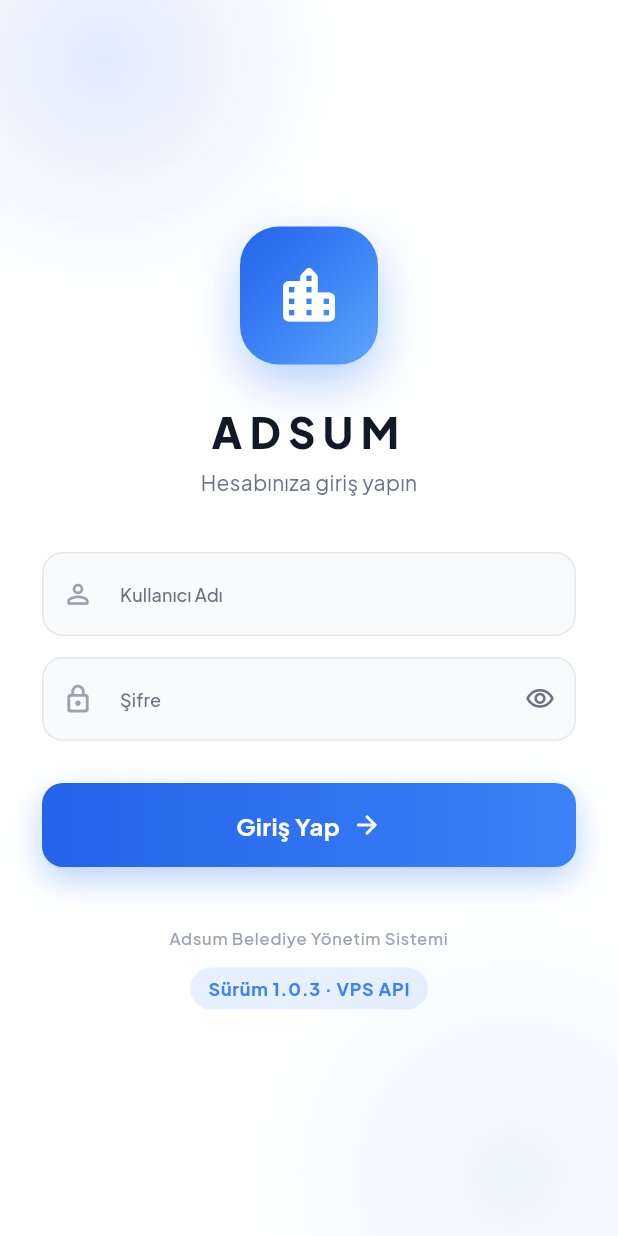
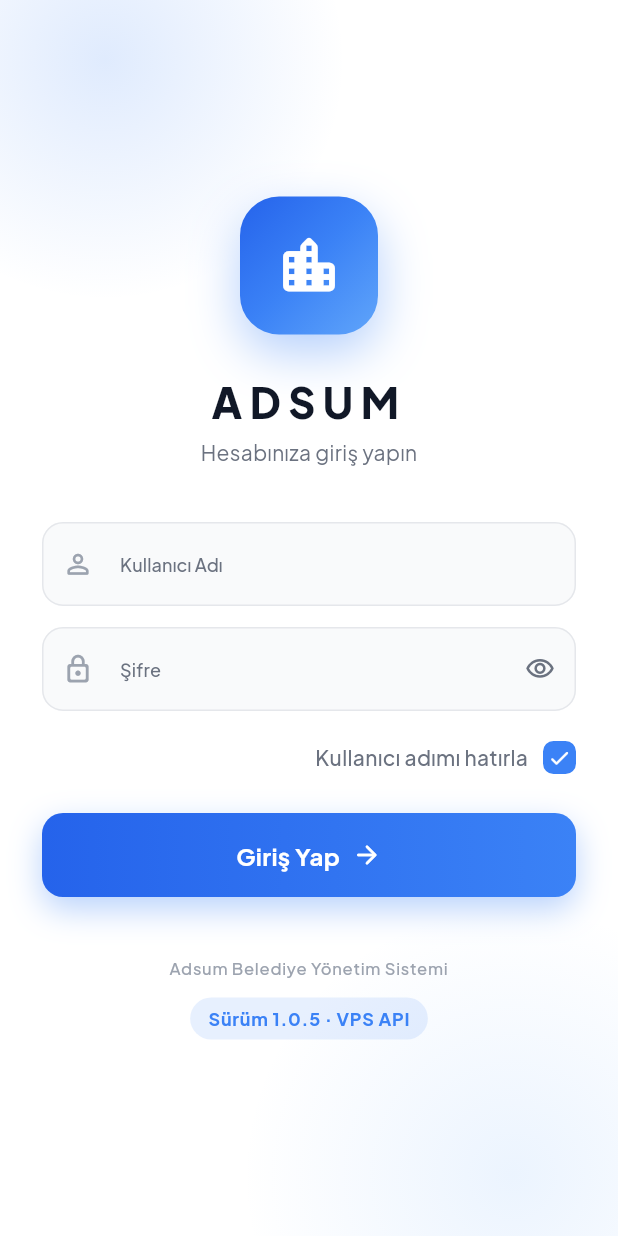
Before and after one commit to 2u3e/AdsumApp, a Flutter app: the screen it shows after launch, on a phone screen of 412 x 824 dp. Run offline on Flutter 3.47's test engine with Material 3 defaults, Android fonts, the phone set to English and light mode, and no system bars; drawn by our look-alikes of flutter_animate; our stand-ins replace dio, flutter_riverpod, flutter_secure_storage, go_router, google_fonts, logger and 2 more.

Commit message:
feat(mobile): login kullanici adi hatirlama + surum gosterimi
- Login ekranina 'Kullanici adimi hatirla' onay kutusu (custom, animasyonlu,
  saga yasli: once metin sonra check). Yalnizca basarili giriste kaydedilir,
  sifre asla saklanmaz. SharedPreferences ile rememberUsername/rememberedUsername.
- Surum numarasi tek kaynaga indirildi (AppConstants.appVersion); login footer
  hardcode '1.0.3' tutarsizligi giderildi. Login + anasayfa footer ayni sabitten
  okur. Surum 1.0.5.
- Syncthing artefaktlari .gitignore'a eklendi.

Co-Authored-By: Claude Opus 4.8 (1M context) <noreply@anthropic.com>

```diff
--- a/lib/core/constants/app_constants.dart
+++ b/lib/core/constants/app_constants.dart
@@ -3,7 +3,9 @@ class AppConstants {
   AppConstants._();
 
   static const String appName = 'ADSUM';
-  static const String appVersion = '1.0.0';
+  // Her mobil değişiklikten sonra son haneyi +1 artır (login + anasayfa footer
+  // bu tek kaynaktan okur). Kod cihaza ulaştı mı doğrulamak için kullanılır.
+  static const String appVersion = '1.0.5';
 
   // Network
   static const Duration connectTimeout = Duration(seconds: 15);
--- a/lib/core/constants/storage_keys.dart
+++ b/lib/core/constants/storage_keys.dart
@@ -17,4 +17,6 @@ class StorageKeys {
   static const String hasLoggedInBefore = 'adsum_has_logged_in';
   static const String fcmToken = 'adsum_fcm_token';
   static const String locale = 'adsum_locale';
+  static const String rememberUsername = 'adsum_remember_username';
+  static const String rememberedUsername = 'adsum_remembered_username';
 }
--- a/lib/features/auth/presentation/screens/login_screen.dart
+++ b/lib/features/auth/presentation/screens/login_screen.dart
@@ -2,7 +2,10 @@ import 'package:flutter/material.dart';
 import 'package:flutter/services.dart';
 import 'package:flutter_animate/flutter_animate.dart';
 import 'package:flutter_riverpod/flutter_riverpod.dart';
+import 'package:shared_preferences/shared_preferences.dart';
 
+import '../../../../core/constants/app_constants.dart';
+import '../../../../core/constants/storage_keys.dart';
 import '../../../../core/theme/app_colors.dart';
 import '../providers/auth_provider.dart';
 
@@ -22,6 +25,45 @@ class _LoginScreenState extends ConsumerState<LoginScreen> {
   final _passwordController = TextEditingController();
   bool _obscurePassword = true;
   bool _isLoading = false;
+  bool _rememberUsername = true;
+
+  @override
+  void initState() {
+    super.initState();
+    _loadRememberedUsername();
+  }
+
+  /// Hatirlanan kullanici adini yukle ve alani doldur.
+  Future<void> _loadRememberedUsername() async {
+    try {
+      final prefs = await SharedPreferences.getInstance();
+      // Daha once hic ayar yapilmadiysa varsayilan: hatirla (true).
+      final remember = prefs.getBool(StorageKeys.rememberUsername) ?? true;
+      final saved = prefs.getString(StorageKeys.rememberedUsername);
+      if (!mounted) return;
+      setState(() {
+        _rememberUsername = remember;
+        if (remember && saved != null && saved.isNotEmpty) {
+          _usernameController.text = saved;
+        }
+      });
+    } catch (_) {
+      // Tercih okunamazsa sessizce varsayilanla devam et.
+    }
+  }
+
+  /// Tercihe gore kullanici adini kaydet ya da temizle.
+  Future<void> _persistUsernamePreference(String username) async {
+    try {
+      final prefs = await SharedPreferences.getInstance();
+      await prefs.setBool(StorageKeys.rememberUsername, _rememberUsername);
+      if (_rememberUsername) {
+        await prefs.setString(StorageKeys.rememberedUsername, username);
+      } else {
+        await prefs.remove(StorageKeys.rememberedUsername);
+      }
+    } catch (_) {}
+  }
 
   @override
   void dispose() {
@@ -35,10 +77,21 @@ class _LoginScreenState extends ConsumerState<LoginScreen> {
     if (!_formKey.currentState!.validate()) return;
     HapticFeedback.lightImpact();
     setState(() => _isLoading = true);
+    final username = _usernameController.text.trim();
     await ref.read(authStateProvider.notifier).login(
-          _usernameController.text.trim(),
+          username,
           _passwordController.text,
         );
+    // Yalnizca giris basariliysa kullanici adini hatirla (yanlis kullanici
+    // adini kaydetmemek icin).
+    final authenticated =
+        ref.read(authStateProvider).value?.isAuthenticated ?? false;
+    if (authenticated) {
+      await _persistUsernamePreference(username);
+    } else if (!_rememberUsername) {
+      // Kullanici hatirlamayi kapattiysa, basarisiz giriste de eski kaydi sil.
+      await _persistUsernamePreference(username);
+    }
     if (mounted) setState(() => _isLoading = false);
   }
 
@@ -97,7 +150,13 @@ class _LoginScreenState extends ConsumerState<LoginScreen> {
           return null;
         },
       ),
-      const SizedBox(height: 28),
+      const SizedBox(height: 16),
+      _RememberCheckbox(
+        value: _rememberUsername,
+        isDark: isDark,
+        onChanged: (v) => setState(() => _rememberUsername = v),
+      ),
+      const SizedBox(height: 22),
       _PrimaryButton(
         label: 'Giriş Yap',
         loading: _isLoading,
@@ -449,6 +508,69 @@ class _FieldState extends State<_Field> {
 }
 
 // ─────────────────────────────────────────────────────────────
+// "Kullanici adimi hatirla" — animasyonlu custom onay kutusu
+// ─────────────────────────────────────────────────────────────
+class _RememberCheckbox extends StatelessWidget {
+  final bool value;
+  final bool isDark;
+  final ValueChanged<bool> onChanged;
+  const _RememberCheckbox({
+    required this.value,
+    required this.isDark,
+    required this.onChanged,
+  });
+
+  @override
+  Widget build(BuildContext context) {
+    final accent = AppColors.primary;
+    return InkWell(
+      onTap: () {
+        HapticFeedback.selectionClick();
+        onChanged(!value);
+      },
+      borderRadius: BorderRadius.circular(10),
+      child: Padding(
+        padding: const EdgeInsets.symmetric(vertical: 4),
+        child: Row(
+          mainAxisAlignment: MainAxisAlignment.end,
+          children: [
+            Text(
+              'Kullanıcı adımı hatırla',
+              style: Theme.of(context).textTheme.bodyMedium?.copyWith(
+                    color: isDark
+                        ? AppColors.textSecondaryDark
+                        : AppColors.textSecondaryLight,
+                    fontWeight: FontWeight.w500,
+                  ),
+            ),
+            const SizedBox(width: 10),
+            AnimatedContainer(
+              duration: const Duration(milliseconds: 160),
+              curve: Curves.easeOut,
+              width: 22,
+              height: 22,
+              decoration: BoxDecoration(
+                color: value ? accent : Colors.transparent,
+                borderRadius: BorderRadius.circular(7),
+                border: Border.all(
+                  color: value
+                      ? accent
+                      : (isDark ? AppColors.gray500 : AppColors.gray300),
+                  width: 1.6,
+                ),
+              ),
+              child: value
+                  ? const Icon(Icons.check_rounded, size: 16, color: Colors.white)
+                  : null,
+            ),
+          ],
+        ),
+      ),
+    );
+  }
+}
+
+// ─────────────────────────────────────────────────────────────
 // Basisa tepki veren gradient buton
 // ─────────────────────────────────────────────────────────────
 class _PrimaryButton extends StatefulWidget {
@@ -569,9 +691,9 @@ class _Footer extends StatelessWidget {
             color: AppColors.primary.withValues(alpha: 0.12),
             borderRadius: BorderRadius.circular(20),
           ),
-          child: const Text(
-            'Sürüm 1.0.3 · VPS API',
-            style: TextStyle(
+          child: Text(
+            'Sürüm ${AppConstants.appVersion} · VPS API',
+            style: const TextStyle(
               fontSize: 12,
               fontWeight: FontWeight.w700,
               color: AppColors.primary,
```
Also changed, not shown: lib/features/home/presentation/screens/home_screen.dart (+13 -0 lines), 1 other file.
